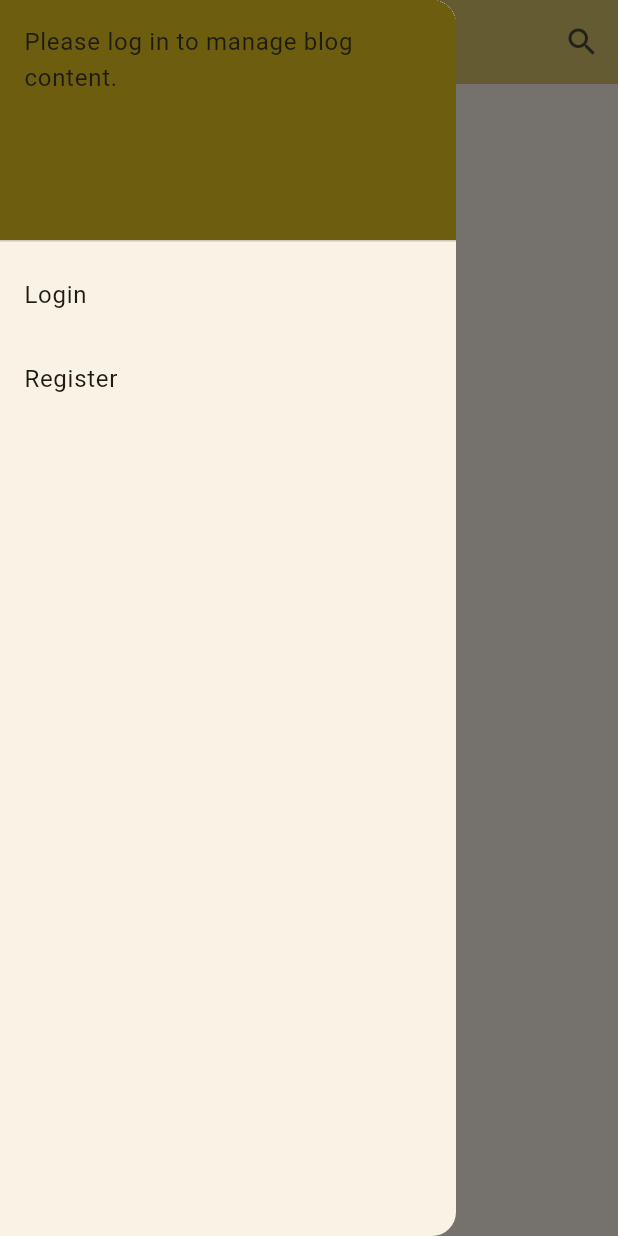
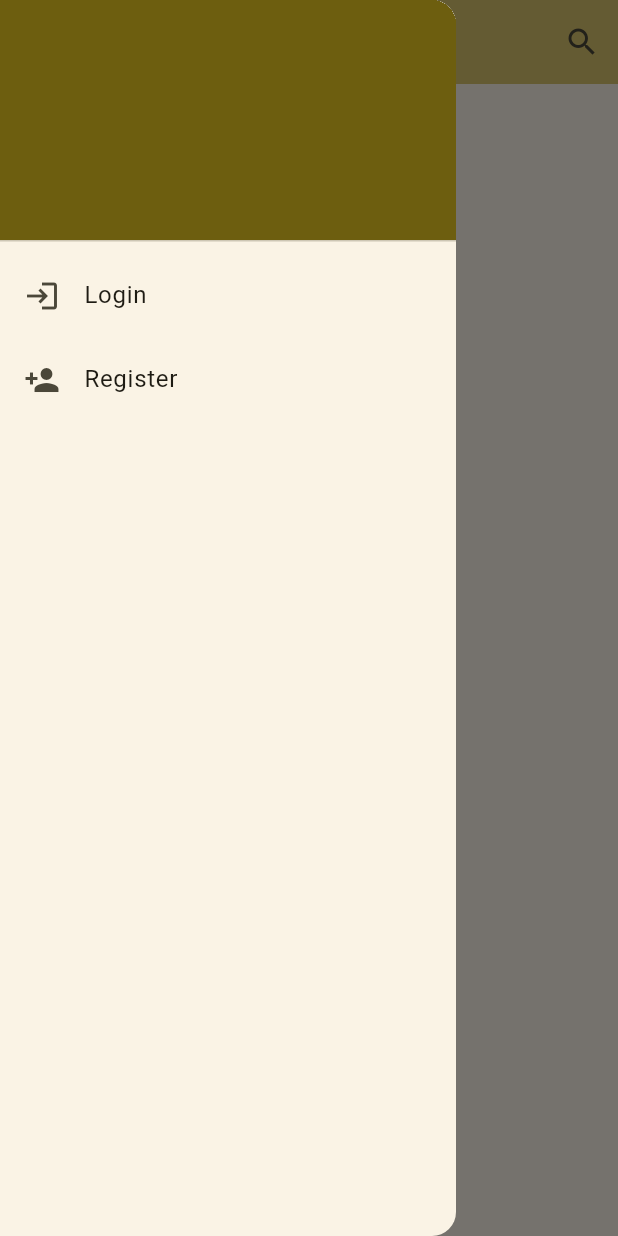
Before and after one commit to sahanyugantha/7cc012-Blogger-App, a Flutter app: the MyHomePage screen opened directly, with the side drawer open, on a phone screen of 412 x 824 dp. Run offline on Flutter 3.47's test engine with Material 3 defaults, Android fonts, the phone set to English and light mode, and no system bars; our stand-ins replace image_picker, permission_handler, share_plus, shared_preferences; accounts and stored records are empty; network calls fail.

Commit message:
app icon and drawer changed

```diff
--- a/lib/homepage.dart
+++ b/lib/homepage.dart
@@ -117,13 +117,17 @@ class _MyHomePageState extends State<MyHomePage> {
           children: [
             DrawerHeader(
               decoration: BoxDecoration(
-                color: Theme.of(context).colorScheme.primary,
+                color: Theme.of(context).primaryColor, // Use primary color as background
               ),
-              child: drawerTitle(_userData),
+              child: _userData != null
+                  ? drawerTitle(_userData!) // Display user details if logged in
+                  : SizedBox(), // Placeholder if not logged in
             ),
             if (_userData == null) ...[
+              // Display login and register options if not logged in
               ListTile(
                 title: Text('Login'),
+                leading: Icon(Icons.login), // Add icon
                 onTap: () {
                   Navigator.push(
                     context,
@@ -133,52 +137,57 @@ class _MyHomePageState extends State<MyHomePage> {
               ),
               ListTile(
                 title: Text('Register'),
+                leading: Icon(Icons.person_add), // Add icon
                 onTap: () {
                   Navigator.push(
                     context,
                     MaterialPageRoute(builder: (context) => RegistrationPage()),
                   );
-
                 },
               ),
             ] else ...[
+              // Display options for logged-in users
               ListTile(
                 title: Text('Create Post'),
+                leading: Icon(Icons.note_add), // Add icon
                 onTap: () {
                   Navigator.push(
                     context,
                     MaterialPageRoute(builder: (context) => AddPostPage()),
-                  ).then((_){
+                  ).then((_) {
                     _fetchBlogPosts();
                   });
                 },
               ),
               ListTile(
                 title: Text('Dashboard'),
+                leading: Icon(Icons.dashboard), // Add icon
                 onTap: () {
-                  Navigator.pop(context);
+                  Navigator.pop(context); // Close drawer before navigating
                   Navigator.push(
                     context,
-                    MaterialPageRoute(
-                      builder: (context) => DashboardPage(),
-                    ),
-                  ).then((_){
+                    MaterialPageRoute(builder: (context) => DashboardPage()),
+                  ).then((_) {
                     _fetchBlogPosts();
                   });
                 },
               ),
               ListTile(
                 title: Text('Logout'),
+                leading: Icon(Icons.logout), // Add icon
                 onTap: () {
                   _performLogout();
                 },
               ),
               ListTile(
                 title: Text('Settings'),
+                leading: Icon(Icons.settings), // Add icon
                 onTap: () {
                   Navigator.push(
                     context,
-                    MaterialPageRoute(builder: (context) => UserSettingsPage(userData: _userData!)),
+                    MaterialPageRoute(
+                      builder: (context) => UserSettingsPage(userData: _userData!),
+                    ),
                   );
                 },
               ),
@@ -296,12 +305,29 @@ class _MyHomePageState extends State<MyHomePage> {
     );
   }
 
-  Text drawerTitle(UserData? userData) {
-    if (userData != null) {
-      return Text('Welcome, ${userData.username}!');
-    } else {
-      return const Text('Please log in to manage blog content.');
-    }
+  Widget drawerTitle(UserData userData) {
+    return Column(
+      crossAxisAlignment: CrossAxisAlignment.start,
+      mainAxisAlignment: MainAxisAlignment.center,
+      children: [
+        Text(
+          'Welcome, ${userData.username}',
+          style: TextStyle(
+            fontSize: 18,
+            fontWeight: FontWeight.bold,
+            color: Colors.white,
+          ),
+        ),
+        SizedBox(height: 8),
+        Text(
+          userData.email,
+          style: TextStyle(
+            fontSize: 14,
+            color: Colors.white,
+          ),
+        ),
+      ],
+    );
   }
 
 
```
Also changed, not shown: 55 other files.
